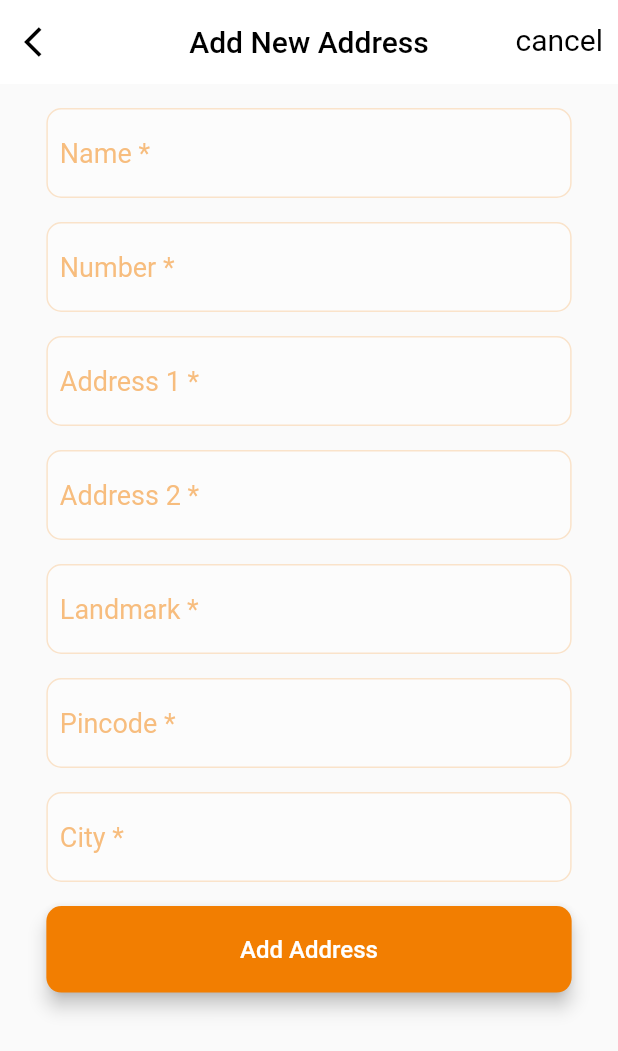
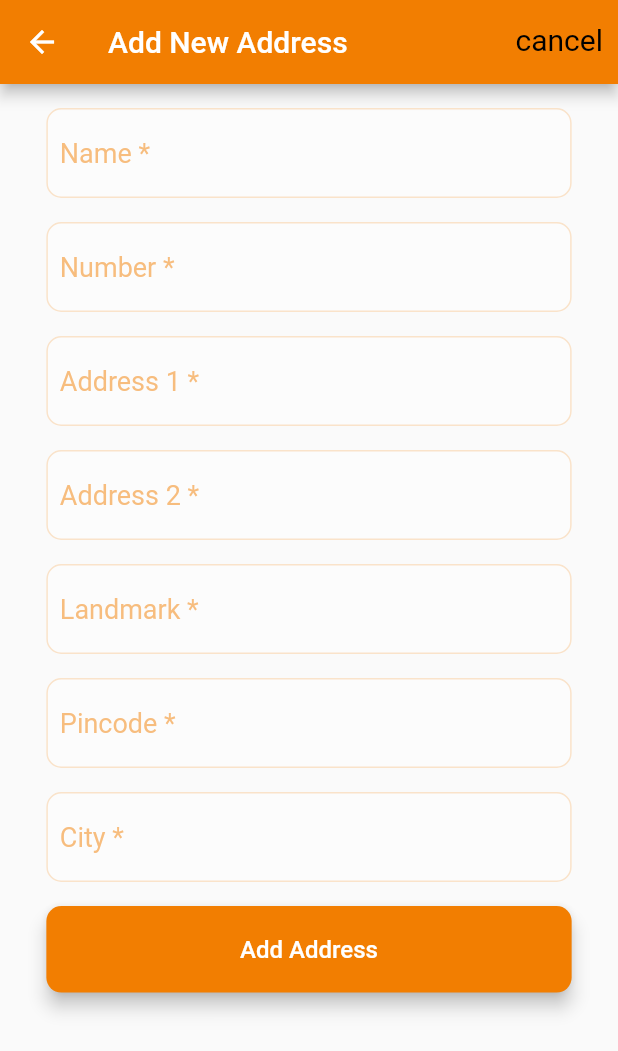
Before and after one commit to developerkrishnasoftweb/crunch, a Flutter app: the Add_Address screen opened directly, on a phone screen of 412 x 824 dp. Shown: the top 1051 px of the screen. Run offline on Flutter 3.47's test engine with Material 2 defaults, Android fonts, the phone set to English and light mode, and no system bars; our stand-ins replace carousel_slider, dio, firebase_messaging, flutter_local_notifications, fluttertoast, geolocator and 3 more; missing offline and left inert: razorpay_flutter; accounts and stored records are empty; network calls fail; Roboto replaces fonts that are missing (Poppins); statements that could not run were skipped.

Commit message:
16/04 10:08

```diff
--- a/lib/Screens/Add_Address.dart
+++ b/lib/Screens/Add_Address.dart
@@ -2,6 +2,7 @@ import 'dart:io';
 
 import 'package:crunch/APIS/AppServices.dart';
 import 'package:crunch/APIS/tables.dart';
+import 'package:crunch/Screens/widgets/appbar.dart';
 import 'package:crunch/Static/global.dart';
 import 'package:dio/dio.dart';
 import 'package:flutter/material.dart';
@@ -35,22 +36,9 @@ class _Add_AddressState extends State<Add_Address> {
   Widget build(BuildContext context) {
     Size size = MediaQuery.of(context).size;
     return Scaffold(
-      appBar: AppBar(
-        leading: GestureDetector(
-            onTap: () {
-              Navigator.pop(context);
-            },
-            child: Icon(
-              Icons.arrow_back_ios,
-              color: Colors.black,
-            )),
-        backgroundColor: Colors.white,
-        elevation: 0.0,
-        title: Text(
-          "Add New Address",
-          style: TextStyle(color: Colors.black),
-        ),
-        centerTitle: true,
+      appBar: appBar(
+        context: context,
+        title: "Add New Address",
         actions: [
           GestureDetector(
             onTap: () {
--- /dev/null
+++ b/lib/Screens/widgets/appbar.dart
@@ -0,0 +1,28 @@
+import 'package:crunch/Static/Constant.dart';
+import 'package:flutter/material.dart';
+
+AppBar appBar(
+    {@required BuildContext context,
+    String title,
+    Widget leading,
+    List<Widget> actions,
+    Color backgroundColor, bool automaticallyImplyLeading = true}) {
+  return AppBar(
+    title: title != null
+        ? Text(
+            "$title",
+            style: TextStyle(color: Colors.white),
+          )
+        : null,
+    leading: leading ??
+        (automaticallyImplyLeading ? IconButton(
+          splashRadius: 25,
+          onPressed: () => Navigator.maybePop(context),
+          icon: Icon(Icons.arrow_back),
+          color: Colors.white,
+        ) : null),
+    automaticallyImplyLeading: automaticallyImplyLeading,
+    actions: actions,
+    backgroundColor: backgroundColor ?? primaryColor,
+  );
+}
```
Also changed, not shown: lib/LoginScreen/ForgotPassword.dart (+4 -16 lines), lib/Screens/Account.dart (+4 -7 lines), lib/Screens/Address.dart (+4 -8 lines), lib/Screens/Category.dart (+4 -7 lines), lib/Screens/ChangePassword.dart (+4 -16 lines), lib/Screens/EditAddress.dart (+4 -15 lines), lib/Screens/Rating.dart (+4 -8 lines), lib/Screens/cart.dart (+5 -7 lines), lib/Screens/category_items.dart (+4 -6 lines), lib/Screens/checkout.dart (+77 -105 lines), lib/Screens/new_home.dart (+4 -7 lines), lib/Screens/payment_methods.dart (added, +19 -0 lines), lib/Screens/search_screen.dart (+8 -8 lines), lib/Screens/track_order.dart (+3 -7 lines).
